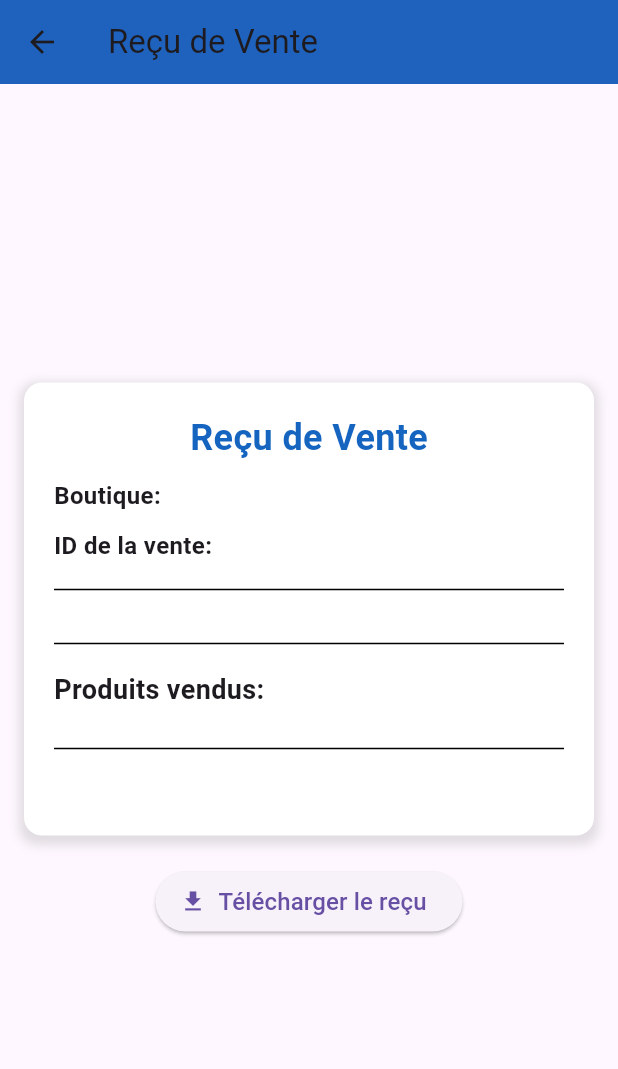
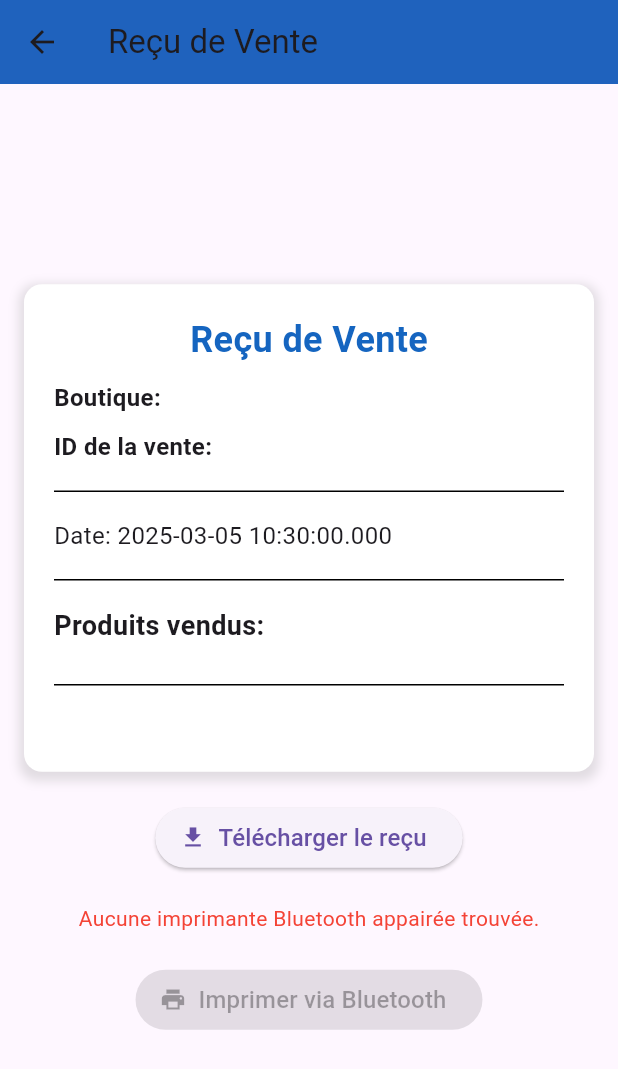
Before and after one commit to Africa-Innovation/stockmanagementlastversion2, a Flutter app: the RecuPage screen opened directly with empty values, after a tap on "Télécharger le reçu", on a phone screen of 412 x 824 dp. Shown: the top 1069 px of the screen. Run offline on Flutter 3.47's test engine with Material 3 defaults, Android fonts, the light colour scheme and no system bars; drawn by our look-alikes of screenshot; our stand-ins replace cloud_firestore, firebase_core, flutter_local_notifications, gallery_saver, pdf, permission_handler and 3 more; missing offline and left inert: flutter_esc_pos_utils, print_bluetooth_thermal; accounts and stored records are empty.

Commit message:
ajout dimpression bluetoth

```diff
--- a/lib/views/recuPage.dart
+++ b/lib/views/recuPage.dart
@@ -7,6 +7,9 @@ import 'package:screenshot/screenshot.dart';
 import 'package:gallery_saver/gallery_saver.dart';
 import 'package:permission_handler/permission_handler.dart';
 import 'package:stockmanagementversion2/model/recuModel.dart';
+import 'package:flutter_esc_pos_utils/flutter_esc_pos_utils.dart';
+import 'package:print_bluetooth_thermal/print_bluetooth_thermal.dart';
+import 'package:image/image.dart' as img;
 
 class RecuPage extends StatefulWidget {
   final Recu recu;
@@ -19,38 +22,85 @@ class RecuPage extends StatefulWidget {
 
 class _RecuPageState extends State<RecuPage> {
   ScreenshotController screenshotController = ScreenshotController();
+  bool _isPrinting = false;
+  List<BluetoothInfo> _bluetoothDevices = [];
+  String? _selectedPrinterMac; // Utilisez `String?` pour autoriser une valeur nulle
 
-  Future<void> _saveReceiptAsImage() async {
+  @override
+  void initState() {
+    super.initState();
+    _getBluetoothDevices();
+  }
+
+  Future<void> _getBluetoothDevices() async {
+    final List<BluetoothInfo> devices = await PrintBluetoothThermal.pairedBluetooths;
+    setState(() {
+      _bluetoothDevices = devices;
+    });
+  }
+
+  Future<void> _printReceiptViaBluetooth() async {
+    if (_selectedPrinterMac == null) {
+      ScaffoldMessenger.of(context).showSnackBar(
+        SnackBar(content: Text('Veuillez sélectionner une imprimante Bluetooth.')),
+      );
+      return;
+    }
+
+    setState(() {
+      _isPrinting = true;
+    });
+
     try {
-      // Vérifier et demander l'autorisation de stockage
-      if (await Permission.storage.request().isGranted) {
-        final Uint8List? image = await screenshotController.capture();
+      // Connect to the selected printer
+      final bool isConnected = await PrintBluetoothThermal.connect(macPrinterAddress: _selectedPrinterMac!);
+      if (!isConnected) {
+        ScaffoldMessenger.of(context).showSnackBar(
+          SnackBar(content: Text('Échec de la connexion à l\'imprimante.')),
+        );
+        return;
+      }
+
+      // Capture the receipt as an image
+      final Uint8List? imageBytes = await screenshotController.capture();
+      if (imageBytes == null) return;
+
+      // Convert the image to a printable format
+      img.Image? image = img.decodeImage(imageBytes);
       if (image == null) return;
 
-        final directory = await getApplicationDocumentsDirectory();
-        final imagePath =
-            '${directory.path}/receipt_${DateTime.now().millisecondsSinceEpoch}.png';
-        final File imageFile = File(imagePath);
-        await imageFile.writeAsBytes(image);
+      // Resize the image to fit the printer's width
+      final resizedImage = img.copyResize(image, width: 380); // Adjust width for 58mm printer
 
-        await GallerySaver.saveImage(imageFile.path,
-            albumName: "StockManagement");
+      // Generate the print ticket
+      final profile = await CapabilityProfile.load();
+      final generator = Generator(PaperSize.mm58, profile);
+      List<int> bytes = [];
+      bytes += generator.reset();
+      bytes += generator.image(resizedImage);
+      bytes += generator.feed(2);
+      bytes += generator.cut();
 
+      // Send the ticket to the printer
+      final bool result = await PrintBluetoothThermal.writeBytes(bytes);
+      if (result) {
         ScaffoldMessenger.of(context).showSnackBar(
-          SnackBar(content: Text('Reçu enregistré dans la galerie ! 📸')),
+          SnackBar(content: Text('Reçu imprimé avec succès ! 🖨️')),
         );
       } else {
         ScaffoldMessenger.of(context).showSnackBar(
-          SnackBar(
-              content:
-                  Text('Permission refusée, activez l’accès au stockage.')),
+          SnackBar(content: Text('Échec de l\'impression.')),
         );
       }
     } catch (e) {
-      print("Erreur lors de l'enregistrement du reçu : $e");
+      print("Erreur lors de l'impression : $e");
       ScaffoldMessenger.of(context).showSnackBar(
-        SnackBar(content: Text('Erreur lors de l\'enregistrement du reçu.')),
+        SnackBar(content: Text('Erreur lors de l\'impression.')),
       );
+    } finally {
+      setState(() {
+        _isPrinting = false;
+      });
     }
   }
 
@@ -103,7 +153,7 @@ class _RecuPageState extends State<RecuPage> {
                           ),
                           SizedBox(height: 10),
                           Text(
-                          'Boutique: ${widget.recu.nomBoutique}', // Afficher le nom de la boutique
+                            'Boutique: ${widget.recu.nomBoutique}',
                             style: TextStyle(
                               fontSize: 16,
                               fontWeight: FontWeight.bold,
@@ -120,7 +170,6 @@ class _RecuPageState extends State<RecuPage> {
                           SizedBox(height: 10),
                           Divider(thickness: 1, color: Colors.black),
                           SizedBox(height: 10),
-                          if (lines.length > 1 && lines[1].contains(': '))
                           Text(
                             'Date: ${DateTime.now()}',
                             style: TextStyle(fontSize: 16),
@@ -175,6 +224,39 @@ class _RecuPageState extends State<RecuPage> {
                     style: TextStyle(fontSize: 16),
                   ),
                 ),
+                SizedBox(height: 20),
+                if (_bluetoothDevices.isEmpty)
+                  Text(
+                    'Aucune imprimante Bluetooth appairée trouvée.',
+                    style: TextStyle(color: Colors.red),
+                  )
+                else
+                  DropdownButton<String>(
+                    value: _selectedPrinterMac,
+                    hint: Text('Sélectionnez une imprimante Bluetooth'),
+                    items: _bluetoothDevices.map((BluetoothInfo device) {
+                      return DropdownMenuItem<String>(
+                        value: device.macAdress,
+                        child: Text(device.name),
+                      );
+                    }).toList(),
+                    onChanged: (String? value) {
+                      setState(() {
+                        _selectedPrinterMac = value;
+                      });
+                    },
+                  ),
+                SizedBox(height: 20),
+                ElevatedButton.icon(
+                  onPressed: _isPrinting || _selectedPrinterMac == null
+                      ? null
+                      : _printReceiptViaBluetooth,
+                  icon: Icon(Icons.print),
+                  label: Text(
+                    _isPrinting ? 'Impression en cours...' : 'Imprimer via Bluetooth',
+                    style: TextStyle(fontSize: 16),
+                  ),
+                ),
               ],
             ),
           ),
@@ -182,4 +264,37 @@ class _RecuPageState extends State<RecuPage> {
       ),
     );
   }
+
+  Future<void> _saveReceiptAsImage() async {
+    try {
+      if (await Permission.storage.request().isGranted) {
+        final Uint8List? image = await screenshotController.capture();
+        if (image == null) return;
+
+        final directory = await getApplicationDocumentsDirectory();
+        final imagePath =
+            '${directory.path}/receipt_${DateTime.now().millisecondsSinceEpoch}.png';
+        final File imageFile = File(imagePath);
+        await imageFile.writeAsBytes(image);
+
+        await GallerySaver.saveImage(imageFile.path,
+            albumName: "StockManagement");
+
+        ScaffoldMessenger.of(context).showSnackBar(
+          SnackBar(content: Text('Reçu enregistré dans la galerie ! 📸')),
+        );
+      } else {
+        ScaffoldMessenger.of(context).showSnackBar(
+          SnackBar(
+              content:
+                  Text('Permission refusée, activez l’accès au stockage.')),
+        );
       }
+    } catch (e) {
+      print("Erreur lors de l'enregistrement du reçu : $e");
+      ScaffoldMessenger.of(context).showSnackBar(
+        SnackBar(content: Text('Erreur lors de l\'enregistrement du reçu.')),
+      );
+    }
+  }
+}
--- a/pubspec.yaml
+++ b/pubspec.yaml
@@ -53,6 +53,8 @@ dependencies:
   cloud_firestore: ^5.6.5
   firebase_auth: ^5.5.1
   connectivity_plus: ^6.1.3
+  flutter_esc_pos_utils: ^1.0.1
+  print_bluetooth_thermal: ^1.1.1
 
 dev_dependencies:
   flutter_test:
```
Also changed, not shown: pubspec.lock. Lines whose indentation alone changed are shown as unchanged.
